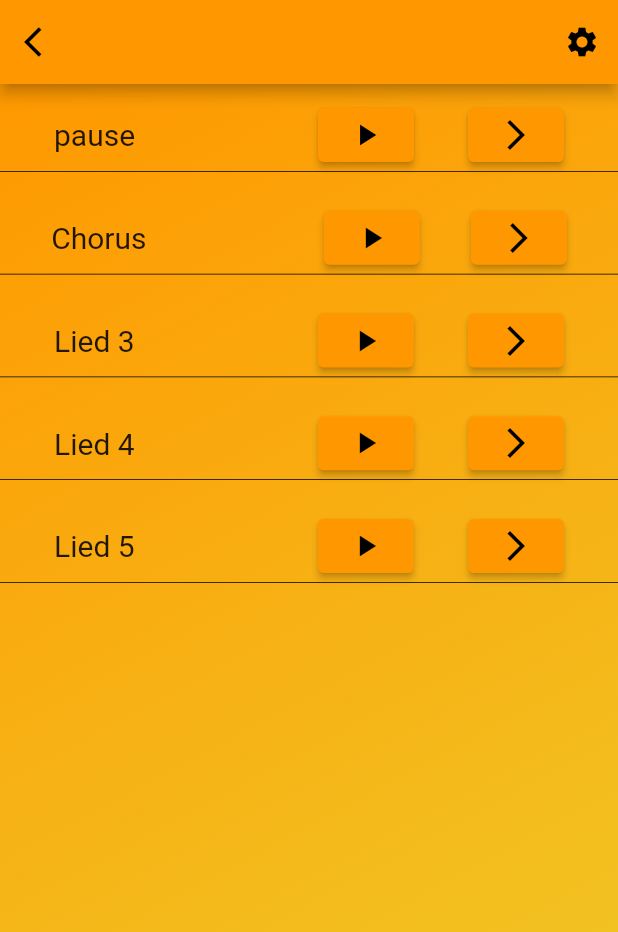
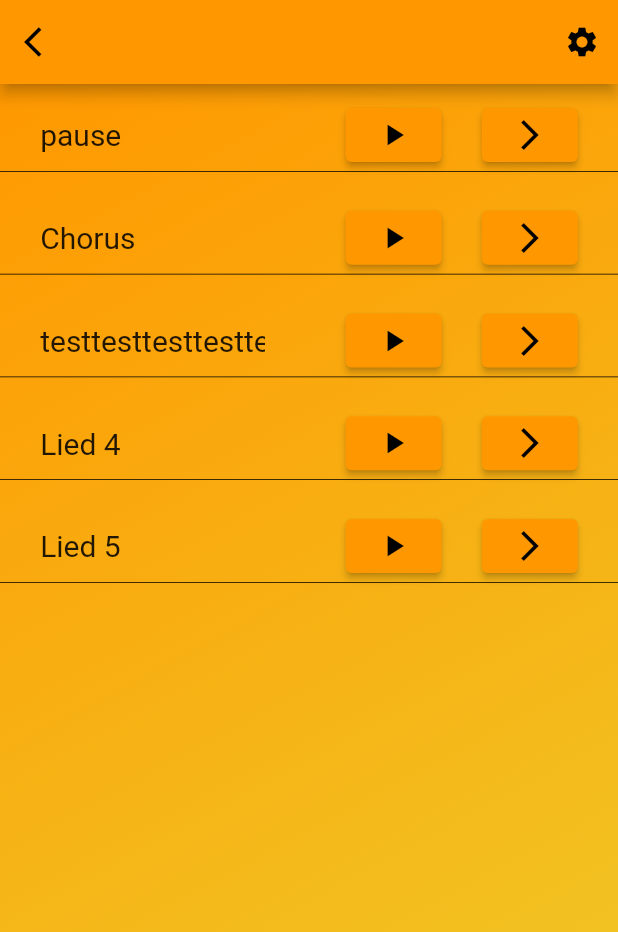
Before and after one commit to PascalWitzel/meditations_app, a Flutter app: the musicScreen screen opened directly with empty values, on a phone screen of 412 x 824 dp. Shown: the top 932 px of the screen. Run offline on Flutter 3.47's test engine with Material 2 defaults, Android fonts, the phone set to English and light mode, and no system bars; our stand-ins replace animated_splash_screen, audioplayers, google_fonts, shared_preferences; missing offline and left inert: confirm_dialog; accounts and stored records are empty.

Commit message:
Play Button in Audioauswahl richtig angeordnet, Fals Audiotitel zu lange sind, scrollview eingebaut

```diff
--- a/lib/screens/music_auswahl.dart
+++ b/lib/screens/music_auswahl.dart
@@ -11,7 +11,7 @@ class musicScreen extends StatefulWidget {
     this.title = t;
   }
 
-  static List<String> songs = ["pause", "Chorus", "Lied 3", "Lied 4", "Lied 5"];
+  static List<String> songs = ["pause", "Chorus", "testtesttesttesttesttestestestestestestsetes", "Lied 4", "Lied 5"];
   static List<IconData> icons = [Icons.play_arrow, Icons.play_arrow, Icons.play_arrow, Icons.play_arrow, Icons.play_arrow];
 
   @override
@@ -57,14 +57,20 @@ class _musicScreenState extends State<musicScreen> {
                   child: Row(
                     mainAxisAlignment: MainAxisAlignment.spaceEvenly,
                     children: [
-                      Text(
-                        "${musicScreen.songs[index]}",
-                        style: TextStyle(
-                          fontSize: 20,
+                      Container(
+                        width: 150,
+                        child: SingleChildScrollView(
+                          scrollDirection: Axis.horizontal,
+                          child: Text(
+                            "${musicScreen.songs[index]}",
+                            style: TextStyle(
+                              fontSize: 20,
+                            ),
+                          ),
                         ),
                       ),
                       SizedBox(
-                        width: 50,
+                        width: 0,
                       ),
                       ElevatedButton(
                         onPressed: () {
```
